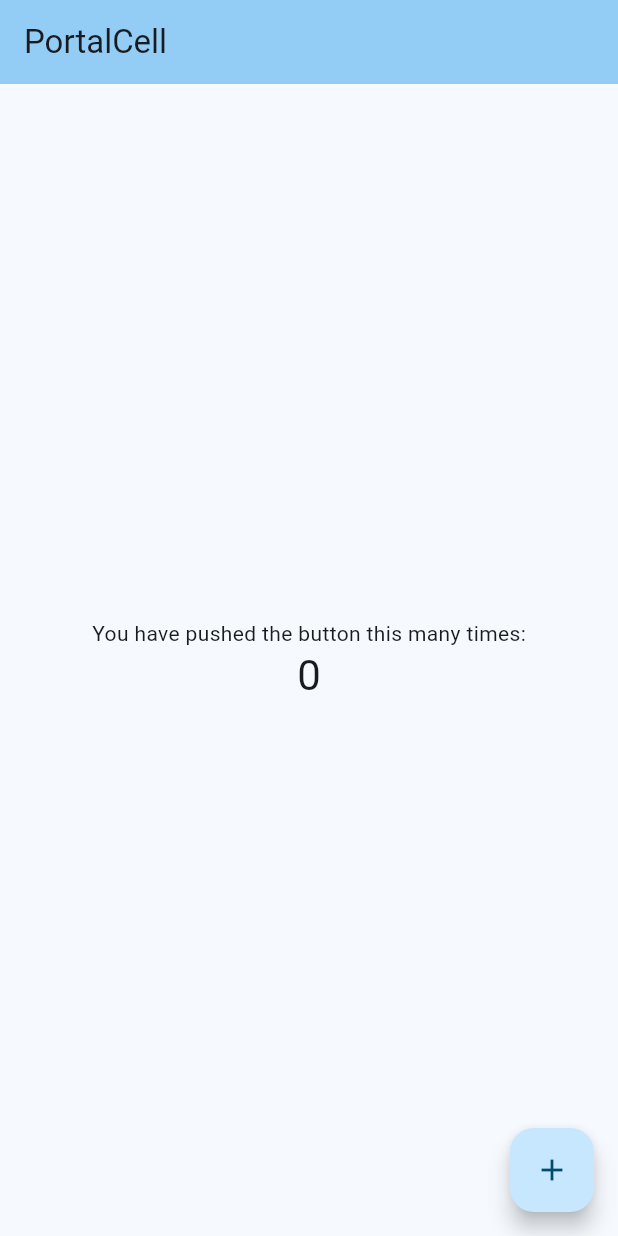
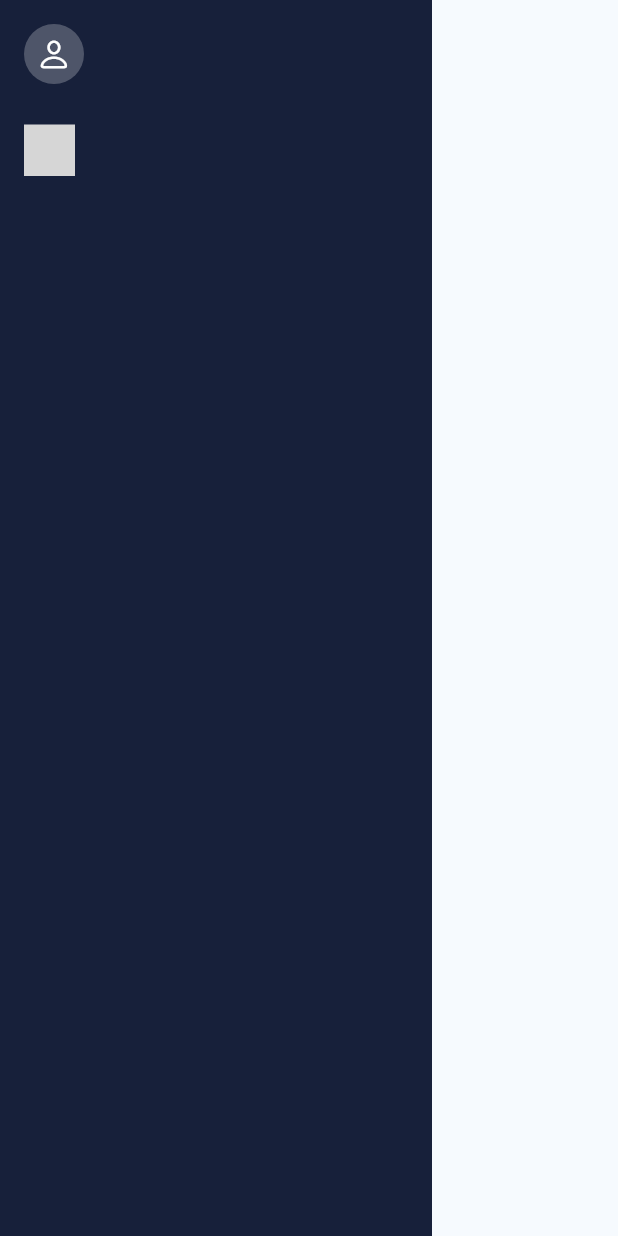
Before and after one commit to KalilPock/PortalCelular, a Flutter app: the screen it shows after launch, on a phone screen of 412 x 824 dp. Run offline on Flutter 3.47's test engine with Material 3 defaults, Android fonts, the phone set to English and light mode, and no system bars; drawn by our look-alikes of rive; our stand-ins replace easy_sidemenu; grey boxes are pictures that could not be loaded.

Commit message:
update_inicios

```diff
--- /dev/null
+++ b/lib/components/info_card.dart
@@ -0,0 +1,33 @@
+import 'package:flutter/cupertino.dart';
+import 'package:flutter/material.dart';
+
+class Infocard extends StatelessWidget {
+  const Infocard({
+    super.key,
+    required this.name,
+    required this.profession,
+  });
+
+  final String name, profession;
+
+  @override
+  Widget build(BuildContext context) {
+    return ListTile(
+      leading: const CircleAvatar(
+        backgroundColor: Colors.white24,
+        child: Icon(
+          CupertinoIcons.person,
+          color: Colors.white,
+        ),
+      ),
+      title: Text(
+        name,
+        style: const TextStyle(color: Colors.white),
+      ),
+      subtitle: Text(
+        profession,
+        style: const TextStyle(color: Colors.white),
+      ),
+    );
+  }
+}
--- /dev/null
+++ b/lib/components/side_menu.dart
@@ -0,0 +1,39 @@
+import 'package:flutter/cupertino.dart';
+import 'package:flutter/material.dart';
+import 'package:fluuter_portal_celular/components/info_card.dart';
+import 'package:rive/rive.dart';
+
+class SideBarMenu extends StatefulWidget {
+  const SideBarMenu({super.key});
+
+  @override
+  State<SideBarMenu> createState() => _SideBarMenuState();
+}
+
+class _SideBarMenuState extends State<SideBarMenu> {
+  @override
+  Widget build(BuildContext context) {
+    return Scaffold(
+      body: Container(
+          width: 288,
+          height: double.infinity,
+          color: const Color(0xff17203A),
+          child: SafeArea(
+              child: Column(
+            children: [
+              const Infocard(
+                name: '',
+                profession: '',
+              ),
+              ListTile(
+                leading: SizedBox(
+                  height: 34,
+                  width: 34,
+                  child: RiveAnimation.asset("assets/RiveAssets/icons.riv"),
+                ),
+              )
+            ],
+          ))),
+    );
+  }
+}
--- a/lib/main.dart
+++ b/lib/main.dart
@@ -1,5 +1,7 @@
 import 'package:flutter/material.dart';
 import 'package:easy_sidemenu/easy_sidemenu.dart';
+import 'package:fluuter_portal_celular/components/side_menu.dart';
+import 'package:rive/rive.dart';
 
 void main() {
   runApp(const MyApp());
@@ -33,7 +35,7 @@ class MyApp extends StatelessWidget {
             ColorScheme.fromSeed(seedColor: Color.fromRGBO(4, 171, 238, 1)),
         useMaterial3: true,
       ),
-      home: const MyHomePage(title: 'PortalCell'),
+      home: const SideBarMenu(),
     );
   }
 }
@@ -88,9 +90,7 @@ class _MyHomePageState extends State<MyHomePage> {
         // the App.build method, and use it to set our appbar title.
         title: Text(widget.title),
       ),
-      body:
-
-        Center(
+      body: Center(
         // Center is a layout widget. It takes a single child and positions it
         // in the middle of the parent.
         child: Column(
@@ -108,15 +108,7 @@ class _MyHomePageState extends State<MyHomePage> {
           // action in the IDE, or press "p" in the console), to see the
           // wireframe for each widget.
           mainAxisAlignment: MainAxisAlignment.center,
-          children: <Widget>[
-            const Text(
-              'You have pushed the button this many times:',
-            ),
-            Text(
-              '$_counter',
-              style: Theme.of(context).textTheme.headlineMedium,
-            ),
-          ],
+          children: <Widget>[],
         ),
       ),
       floatingActionButton: FloatingActionButton(
--- a/pubspec.yaml
+++ b/pubspec.yaml
@@ -32,6 +32,7 @@ dependencies:
     sdk: flutter
 
   easy_sidemenu: ^0.6.0
+  rive: 0.11.11
 
 
   # The following adds the Cupertino Icons font to your application.
```
Also changed, not shown: pubspec.lock.
